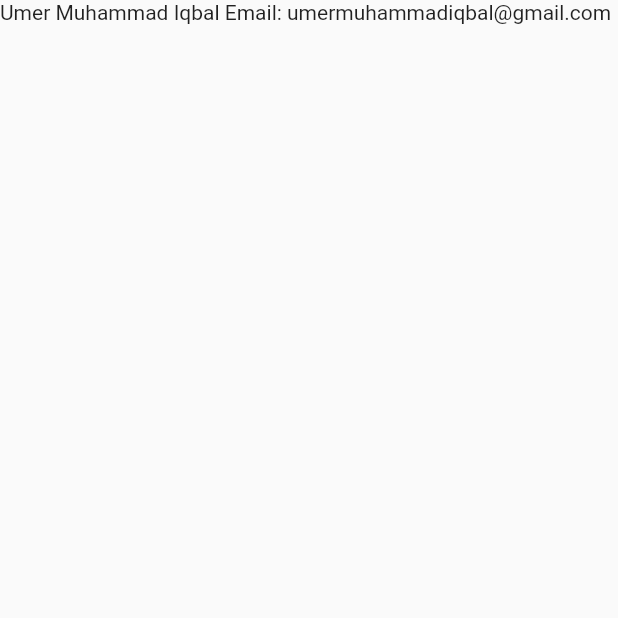
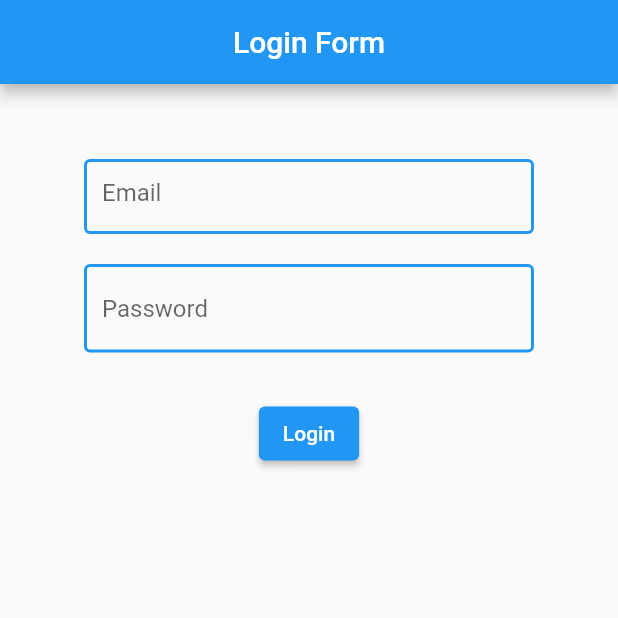
Before and after one commit to iammrumer/M-WebDev-Flutter, a Flutter app: the screen it shows after launch, on a phone screen of 412 x 824 dp, the top half of it. Run offline on Flutter 3.47's test engine with Material 2 defaults, Android fonts, the phone set to English and light mode, and no system bars.

Commit message:
Login Page

```diff
--- a/lib/main.dart
+++ b/lib/main.dart
@@ -1,18 +1,62 @@
 import 'package:flutter/material.dart';
-
 
 void main(){
   runApp(MyApp());
 }
 
-
 class MyApp extends StatelessWidget {
   @override
   Widget build(BuildContext context) {
     return MaterialApp(
-      home: Scaffold(
-        body: Text("Umer Muhammad Iqbal Email: umermuhammadiqbal@gmail.com"),
-      ),
+      debugShowCheckedModeBanner: false,
+      home:Scaffold(
+        appBar: AppBar(
+          title: Center(child: Text("Login Form")) ,),
+
+          body: Center(
+            child: Column(children: [
+              SizedBox(height: 50,),
+
+              Container(
+                width: 300,
+                height: 50,
+                child: TextField(
+                 decoration: new InputDecoration(
+            focusedBorder: OutlineInputBorder(
+                borderSide: BorderSide(color: Colors.greenAccent, width: 2.0),
+            ),
+            enabledBorder: OutlineInputBorder(
+                borderSide: BorderSide(color: Colors.blue, width: 2.0),
+            ),
+            hintText: 'Email',
+        ),
+                )),
+                SizedBox(height: 20,),
+
+
+                Container(
+                width: 300,
+                child: TextField(
+                  decoration: new InputDecoration(
+            focusedBorder: OutlineInputBorder(
+                borderSide: BorderSide(color: Colors.greenAccent, width: 2.0),
+            ),
+            enabledBorder: OutlineInputBorder(
+                borderSide: BorderSide(color: Colors.blue, width: 2.0),
+            ),
+            hintText: 'Password',
+        ),
+
+
+
+                )),
+                SizedBox(height: 30,),
+
+                ElevatedButton(onPressed: (){}, child: Text("Login"),)
+
+            ],),
+          )
+      )
 
     );
   }
```
